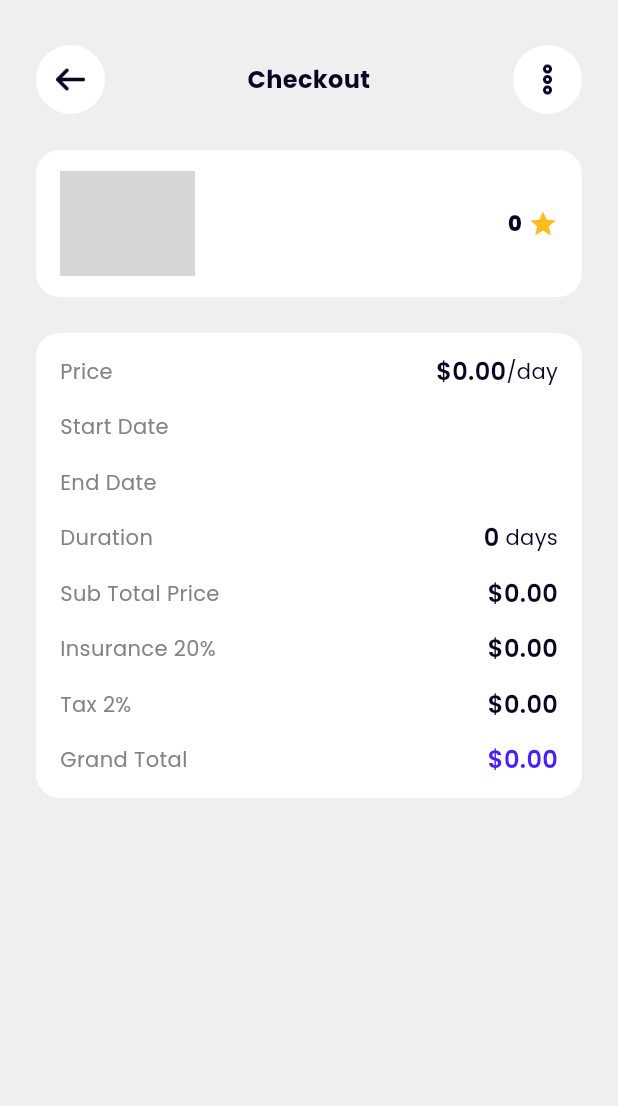
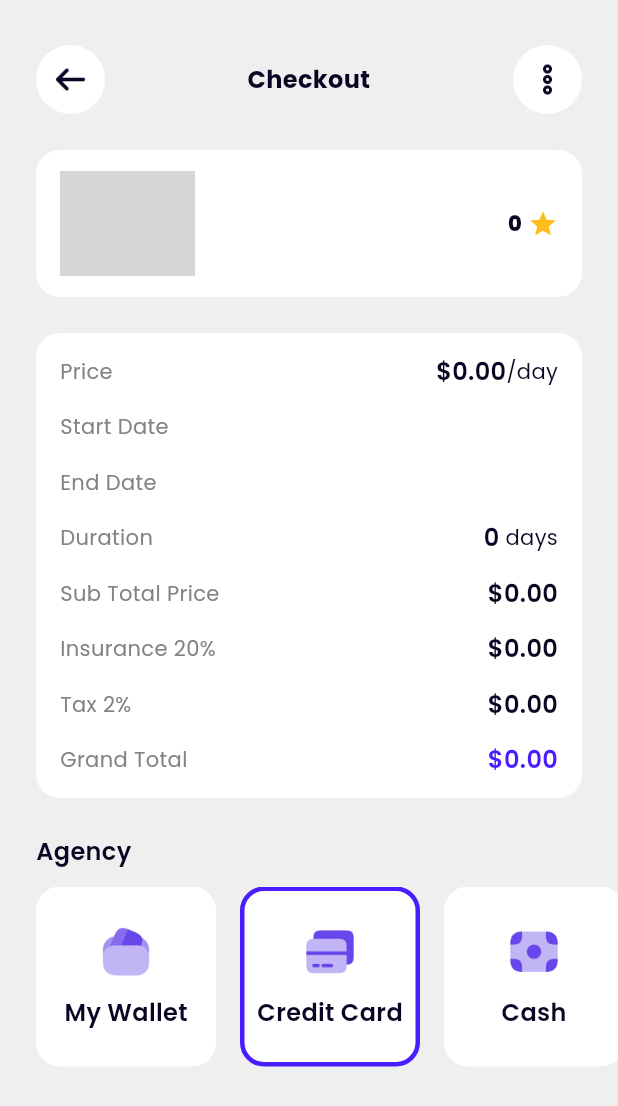
Before and after one commit to MuhamadZafarSyah/Flutter-Motobike, a Flutter app: the CheckoutPage screen opened directly with empty values, on a phone screen of 412 x 824 dp. Shown: the top 1106 px of the screen. Run offline on Flutter 3.47's test engine with Material 3 defaults, Android fonts, the phone set to English and light mode, and no system bars; drawn by our look-alikes of extended_image; our stand-ins replace cloud_firestore, dotted_line, firebase_auth, firebase_core, flutter_rating_bar, fluttertoast and 3 more; missing offline and left inert: cloudinary_flutter, cloudinary_url_gen, d_session; accounts and stored records are empty; network calls fail; grey boxes are pictures that could not be loaded.

Commit message:
Fix typo in buildDetails method and add payment method selection UI in CheckoutPage

```diff
--- a/lib/pages/checkout_page.dart
+++ b/lib/pages/checkout_page.dart
@@ -1,3 +1,4 @@
+import 'package:extended_image/extended_image.dart';
 import 'package:flutter/material.dart';
 import 'package:gap/gap.dart';
 import 'package:intl/intl.dart';
@@ -69,13 +70,15 @@ class _CheckoutPageState extends State<CheckoutPage> {
           const Gap(24),
           BookingBike(bike: widget.bike),
           const Gap(24),
-          buiildDetails(),
+          buildDetails(),
+          const Gap(24),
+          buildPaymentMethod(),
         ],
       ),
     );
   }
 
-  Widget buiildDetails() {
+  Widget buildDetails() {
     return Container(
       decoration: BoxDecoration(
         color: Colors.white,
@@ -141,4 +144,72 @@ class _CheckoutPageState extends State<CheckoutPage> {
       ],
     );
   }
+
+  Widget buildPaymentMethod() {
+    final listPaymentMethod = <({String icon, String name})>[
+      (icon: 'assets/wallet.png', name: 'My Wallet'),
+      (icon: 'assets/cards.png', name: 'Credit Card'),
+      (icon: 'assets/cash.png', name: 'Cash'),
+    ];
+    return Column(
+      crossAxisAlignment: CrossAxisAlignment.start,
+      children: [
+        Padding(
+          padding: const EdgeInsets.symmetric(horizontal: 24),
+          child: const Text(
+            'Agency',
+            style: TextStyle(
+              fontSize: 16,
+              fontWeight: FontWeight.w600,
+              color: Color(0xff070623),
+            ),
+          ),
+        ),
+        const Gap(12),
+        SizedBox(
+          height: 120,
+          child: ListView.builder(
+            scrollDirection: Axis.horizontal,
+            physics: const BouncingScrollPhysics(),
+            itemCount: listPaymentMethod.length,
+            itemBuilder: (context, index) {
+              return Container(
+                width: 120,
+                margin: EdgeInsets.only(
+                  left: index == 0 ? 24 : 8,
+                  right: index == listPaymentMethod.length - 1 ? 24 : 8,
+                ),
+                decoration: BoxDecoration(
+                  color: Colors.white,
+                  borderRadius: BorderRadius.circular(16),
+                  border: index == 1
+                      ? Border.all(width: 3, color: const Color(0xff4A1DFF))
+                      : null,
+                ),
+                child: Column(
+                  mainAxisAlignment: MainAxisAlignment.center,
+                  children: [
+                    ExtendedImage.asset(
+                      listPaymentMethod[index].icon,
+                      width: 38,
+                      height: 38,
+                    ),
+                    const Gap(10),
+                    Text(
+                      listPaymentMethod[index].name,
+                      style: const TextStyle(
+                        fontSize: 16,
+                        fontWeight: FontWeight.w600,
+                        color: Color(0xff070623),
+                      ),
+                    ),
+                  ],
+                ),
+              );
+            },
+          ),
+        ),
+      ],
+    );
+  }
 }
```
